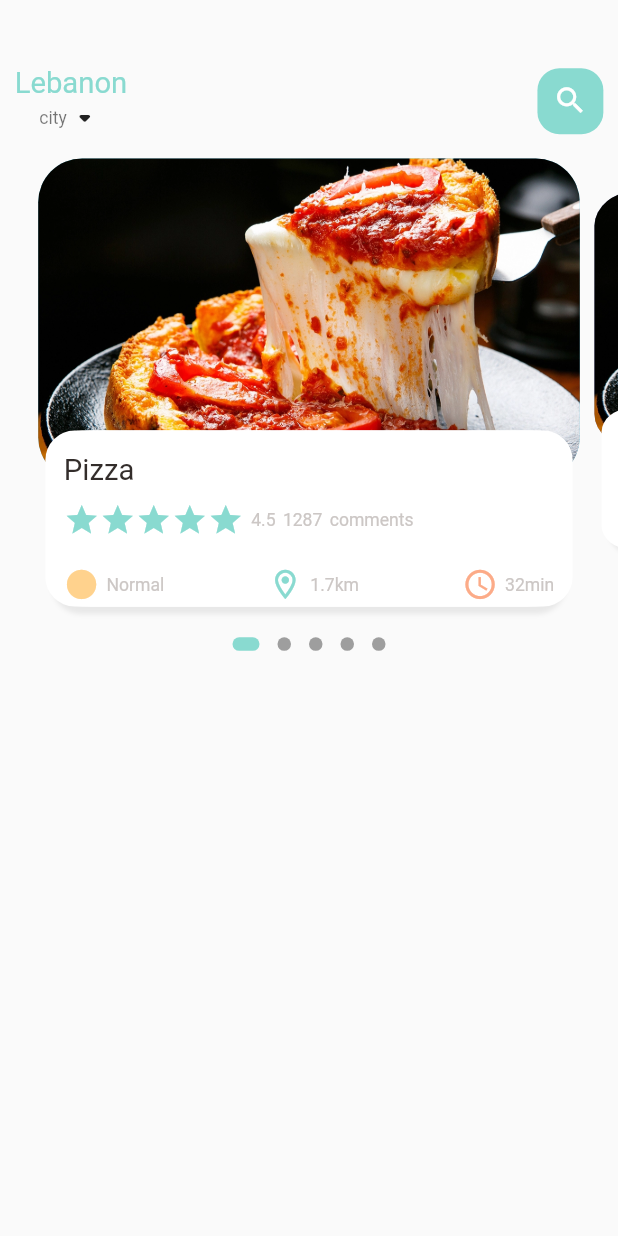
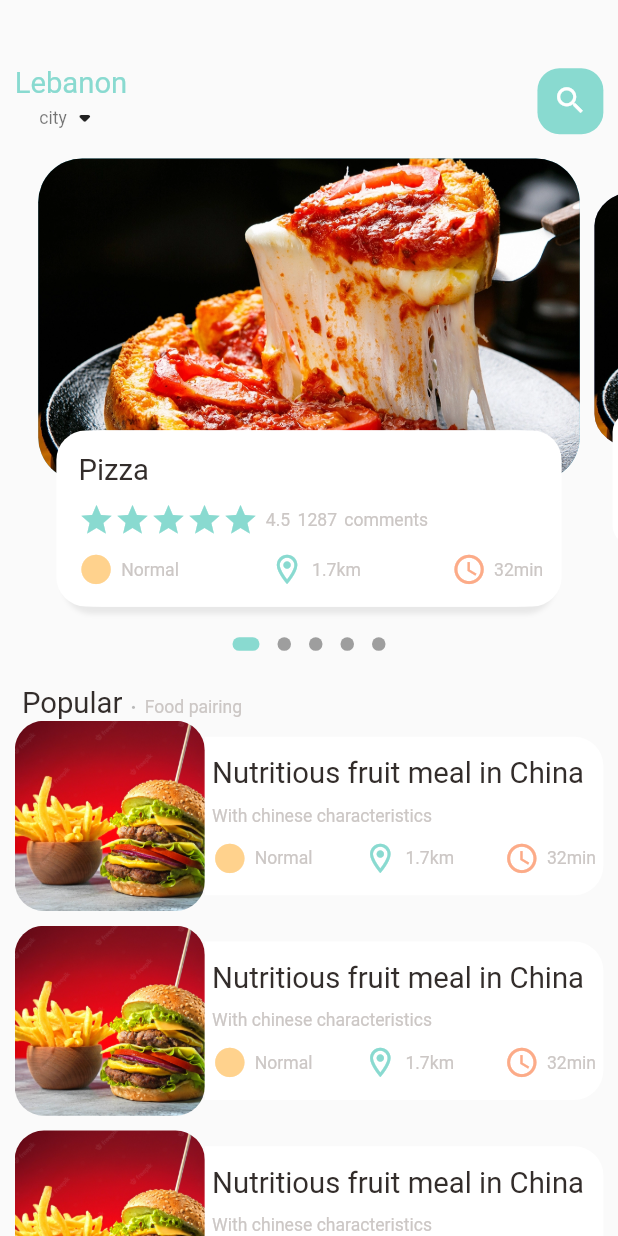
Before and after one commit to lameesnd/ECommerce-FoodApp-, a Flutter app: the screen it shows after launch, on a phone screen of 412 x 824 dp. Run offline on Flutter 3.47's test engine with Material 2 defaults, Android fonts, the phone set to English and light mode, and no system bars; drawn by our look-alikes of dots_indicator; our stand-ins replace get.

Commit message:
add listview

```diff
--- a/lib/home/food_page_body.dart
+++ b/lib/home/food_page_body.dart
@@ -41,8 +41,8 @@ class _FoodPageBodyState extends State<FoodPageBody> {
 
   @override
   Widget build(BuildContext context) {
-    return Column(
-        children: [
+    return Column(children: [
+      //slider section
       Container(
         height: Dimensions.pageView,
         child: PageView.builder(
@@ -52,8 +52,9 @@ class _FoodPageBodyState extends State<FoodPageBody> {
               return _builPageItem(position);
             }),
       ),
+      //dots
       new DotsIndicator(
-              dotsCount:5,
+          dotsCount: 5,
           position: _currPageValue,
           decorator: DotsDecorator(
             size: const Size.square(9.0),
@@ -61,10 +62,110 @@ class _FoodPageBodyState extends State<FoodPageBody> {
             activeColor: AppColors.mainColor,
             activeShape: RoundedRectangleBorder(
                 borderRadius: BorderRadius.circular(5.0)),
+          )),
+      //popular text
+      SizedBox(
+        height: Dimensions.height30,
+      ),
+      Container(
+        margin: EdgeInsets.only(left: Dimensions.width30),
+        child: Row(
+          crossAxisAlignment: CrossAxisAlignment.end,
+          children: [
+            BigText(text: 'Popular'),
+            SizedBox(
+              width: Dimensions.width10,
+            ),
+            Container(
+              margin: const EdgeInsets.only(bottom: 3),
+              child: BigText(text: '.', color: Colors.black26),
+            ),
+            SizedBox(
+              width: Dimensions.width10,
+            ),
+            Container(
+              margin: const EdgeInsets.only(bottom: 2),
+              child: SmallText(text: 'Food pairing'),
+            ),
+          ],
+        ),
+      ),
+      // List of food and images
+      ListView.builder(
+          physics: NeverScrollableScrollPhysics(),
+          //to allow the scroll to be part of the page not in the container only
+          shrinkWrap: true,
+          itemCount: 10,
+          itemBuilder: (context, index) {
+            return Container(
+              margin: EdgeInsets.only(
+                  left: Dimensions.width20,
+                  right: Dimensions.width20,
+                  bottom: Dimensions.height10),
+              child: Row(
+                children: [
+                  //image section
+                  Container(
+                    width: Dimensions.listViewImgSize,
+                    height: Dimensions.listViewImgSize,
+                    decoration: BoxDecoration(
+                        borderRadius:
+                            BorderRadius.circular(Dimensions.radius20),
+                        color: Colors.white38,
+                        image: DecorationImage(
+                            fit: BoxFit.cover,
+                            image: AssetImage('assets/images/burger1.jpg'))),
+                  ),
+                  //text container
+                  Expanded(
+                    //to force the container to take all the available space
+                    child: Container(
+                      height: Dimensions.listViewTextContSize,
+                      decoration: BoxDecoration(
+                          borderRadius: BorderRadius.only(
+                              topRight: Radius.circular(Dimensions.radius20),
+                              bottomRight:
+                                  Radius.circular(Dimensions.radius20)),
+                          color: Colors.white),
+                      child: Padding(
+                        padding: EdgeInsets.only(
+                            left: Dimensions.width10,
+                            right: Dimensions.width10),
+                        child: Column(
+                          crossAxisAlignment: CrossAxisAlignment.start,
+                          mainAxisAlignment: MainAxisAlignment.center,
+                          children: [
+                            BigText(text: 'Nutritious fruit meal in China'),
+                            SizedBox(height: Dimensions.height10),
+                            SmallText(text: 'With chinese characteristics'),
+                            SizedBox(height: Dimensions.height10),
+                            Row(
+                              mainAxisAlignment: MainAxisAlignment.spaceBetween,
+                              children: [
+                                IconAndTextWidget(
+                                    icon: Icons.circle,
+                                    text: 'Normal',
+                                    iconColor: AppColors.iconColor1),
+                                IconAndTextWidget(
+                                    icon: Icons.location_on_outlined,
+                                    text: '1.7km',
+                                    iconColor: AppColors.mainColor),
+                                IconAndTextWidget(
+                                    icon: Icons.access_time,
+                                    text: '32min',
+                                    iconColor: AppColors.iconColor2),
+                              ],
                             )
+                          ],
+                        ),
+                      ),
+                    ),
                   )
-        ]
+                ],
+              ),
             );
+          }),
+    ]);
   }
 
   Widget _builPageItem(int index) {
@@ -105,7 +206,8 @@ class _FoodPageBodyState extends State<FoodPageBody> {
         children: [
           Container(
             height: Dimensions.pageViewContainer,
-            margin: EdgeInsets.only(left: Dimensions.width10, right: Dimensions.width10),
+            margin: EdgeInsets.only(
+                left: Dimensions.width10, right: Dimensions.width10),
             decoration: BoxDecoration(
                 borderRadius: BorderRadius.circular(Dimensions.radius30),
                 color: index.isEven ? Color(0xFF69c5df) : Color(0xFF9294cc),
@@ -119,7 +221,10 @@ class _FoodPageBodyState extends State<FoodPageBody> {
             alignment: Alignment.bottomCenter,
             child: Container(
               height: Dimensions.textViewContainer,
-              margin: EdgeInsets.only(left: Dimensions.width30, right: Dimensions.width30, bottom: Dimensions.height30),
+              margin: EdgeInsets.only(
+                  left: Dimensions.width45,
+                  right: Dimensions.width45,
+                  bottom: Dimensions.height30),
               decoration: BoxDecoration(
                   borderRadius: BorderRadius.circular(Dimensions.radius20),
                   color: Colors.white,
@@ -127,21 +232,17 @@ class _FoodPageBodyState extends State<FoodPageBody> {
                     BoxShadow(
                         color: Color(0xFFe8e8e8),
                         blurRadius: 2.0,
-                        offset: Offset(
-                            0, 5) // no x-axis shadow, 5px for the y-axis
+                        offset:
+                            Offset(0, 5) // no x-axis shadow, 5px for the y-axis
                         ),
-                    BoxShadow(
-                        color: Colors.white,
-                        offset: Offset(-5, 0)
-                    ),
-                    BoxShadow(
-                        color: Colors.white,
-                        offset: Offset(5, 0)
-                    )
-                  ]
-              ),
+                    BoxShadow(color: Colors.white, offset: Offset(-5, 0)),
+                    BoxShadow(color: Colors.white, offset: Offset(5, 0))
+                  ]),
               child: Container(
-                padding: EdgeInsets.only(top: Dimensions.height15, left: Dimensions.width15, right: Dimensions.width15),
+                padding: EdgeInsets.only(
+                    top: Dimensions.height15,
+                    left: Dimensions.width20,
+                    right: Dimensions.width15),
                 child: Column(
                   crossAxisAlignment: CrossAxisAlignment.start,
                   children: [
@@ -152,8 +253,7 @@ class _FoodPageBodyState extends State<FoodPageBody> {
                         Wrap(
                           children: List.generate(
                               5,
-                                  (index) =>
-                                  Icon(
+                              (index) => Icon(
                                     Icons.star,
                                     color: AppColors.mainColor,
                                   )),
@@ -166,7 +266,7 @@ class _FoodPageBodyState extends State<FoodPageBody> {
                         SmallText(text: 'comments')
                       ],
                     ),
-                    SizedBox(height:  Dimensions.height20),
+                    SizedBox(height: Dimensions.height10),
                     Row(
                       mainAxisAlignment: MainAxisAlignment.spaceBetween,
                       children: [
--- a/lib/home/main_food_page.dart
+++ b/lib/home/main_food_page.dart
@@ -21,8 +21,10 @@ class _MainFoodPageState extends State<MainFoodPage> {
         children: [
           //showing the header
           Container(
-              margin: EdgeInsets.only(top: Dimensions.height45, bottom: Dimensions.height15),
-              padding: EdgeInsets.only(left: Dimensions.width20, right: Dimensions.width20),
+              margin: EdgeInsets.only(
+                  top: Dimensions.height45, bottom: Dimensions.height15),
+              padding: EdgeInsets.only(
+                  left: Dimensions.width20, right: Dimensions.width20),
               child: Row(
                 mainAxisAlignment: MainAxisAlignment.spaceBetween,
                 children: [
@@ -41,16 +43,25 @@ class _MainFoodPageState extends State<MainFoodPage> {
                     child: Container(
                       width: Dimensions.height45,
                       height: Dimensions.height45,
-                      child: Icon(Icons.search, color: Colors.white,size: Dimensions.iconSize24,),
+                      child: Icon(
+                        Icons.search,
+                        color: Colors.white,
+                        size: Dimensions.iconSize24,
+                      ),
                       decoration: BoxDecoration(
-                          borderRadius: BorderRadius.circular(Dimensions.radius15),
+                          borderRadius:
+                              BorderRadius.circular(Dimensions.radius15),
                           color: AppColors.mainColor),
                     ),
                   )
                 ],
               )),
           //showing the body
-          FoodPageBody(),
+          // make body scrollable
+          Expanded(
+              child: SingleChildScrollView(
+            child: FoodPageBody(),
+          )),
         ],
       ),
     );
--- a/lib/utils/dimensions.dart
+++ b/lib/utils/dimensions.dart
@@ -23,8 +23,8 @@ class Dimensions {
   static double width45 = screenWidth / 18.75;
 
   //font
-  static double font12=screenHeight/70.3;
-  static double font20=screenHeight/42.2;
+  static double font12 = screenHeight / 70.3;
+  static double font20 = screenHeight / 42.2;
 
   //radius
   static double radius15 = screenHeight / 56.2;
@@ -32,5 +32,9 @@ class Dimensions {
   static double radius30 = screenHeight / 28.13;
 
 //icon size
-static double iconSize24=screenHeight/35.16;
+  static double iconSize24 = screenHeight / 35.16;
+
+//list view size
+  static double listViewImgSize = screenWidth / 3.25;
+  static double listViewTextContSize = screenWidth / 3.9;
 }
--- a/pubspec.yaml
+++ b/pubspec.yaml
@@ -66,6 +66,8 @@ flutter:
     - assets/images/food1.png
     - assets/images/pizza1.jpg
     - assets/images/pizza2.png
+    - assets/images/burger1.jpg
+    - assets/images/salad1.jpg
 
         # An image asset can refer to one or more resolution-specific "variants", see
         # https://flutter.dev/assets-and-images/#resolution-aware
```
Lines whose indentation alone changed are shown as unchanged.
